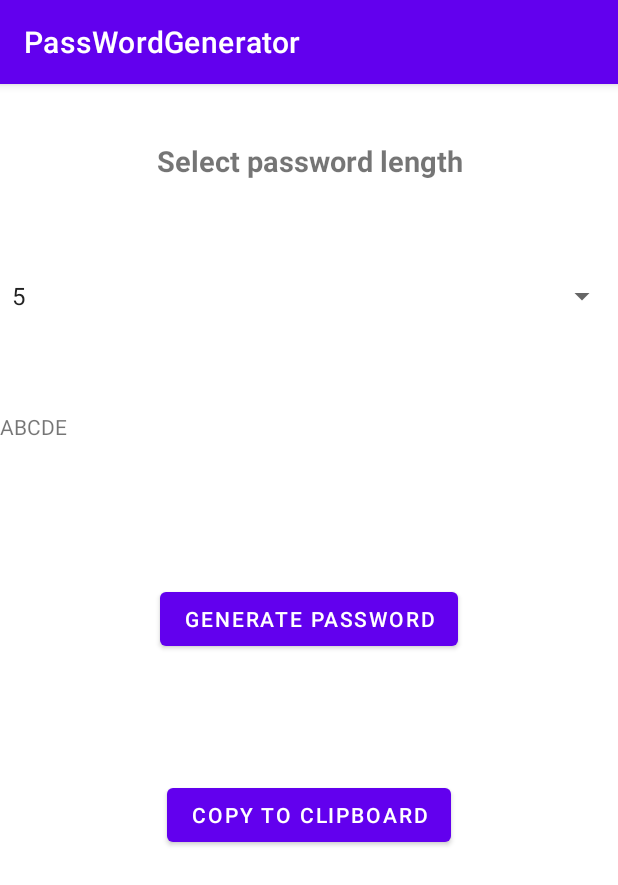
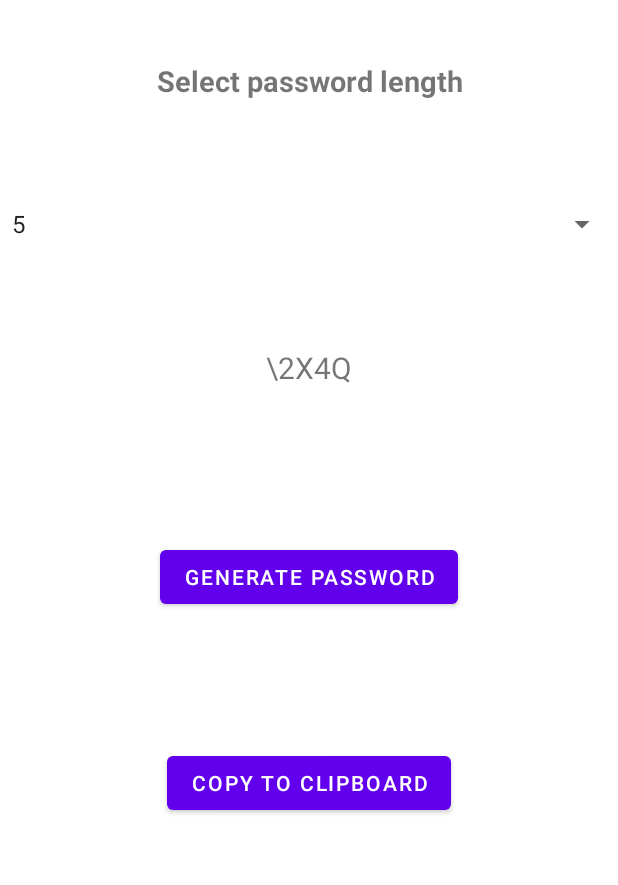
Before and after one commit to MazareanuGeorge/AndroidPasswordGenerator, an Android app: the screen it shows after launch (MainActivity), after a tap on "GENERATE PASSWORD", on a phone screen of 412 x 824 dp. Shown: the top 885 px of the screen. Run offline under Robolectric (Android 15) with nearby library versions, the phone set to English and light mode, and no system bars.

Commit message:
finalized app, creates a password of input length, also added a icon plus some text updates.

```diff
--- a/app/src/main/AndroidManifest.xml
+++ b/app/src/main/AndroidManifest.xml
@@ -4,7 +4,7 @@
 
     <application
         android:allowBackup="true"
-        android:icon="@mipmap/ic_launcher"
+        android:icon="@drawable/bestpicture"
         android:label="@string/app_name"
         android:roundIcon="@mipmap/ic_launcher_round"
         android:supportsRtl="true"
--- a/app/src/main/java/com/masterandroid/passwordgenerator/MainActivity.java
+++ b/app/src/main/java/com/masterandroid/passwordgenerator/MainActivity.java
@@ -2,6 +2,9 @@ package com.masterandroid.passwordgenerator;
 
 import androidx.appcompat.app.AppCompatActivity;
 
+import android.content.ClipData;
+import android.content.ClipboardManager;
+import android.content.Context;
 import android.os.Bundle;
 import android.util.Log;
 import android.view.View;
@@ -11,6 +14,8 @@ import android.widget.Button;
 import android.widget.Spinner;
 import android.widget.TextView;
 import android.widget.Toast;
+
+import java.util.Random;
 
 public class MainActivity extends AppCompatActivity implements AdapterView.OnItemSelectedListener {
     Button buttonGenPass;
@@ -25,6 +30,7 @@ public class MainActivity extends AppCompatActivity implements AdapterView.OnIte
         setContentView(R.layout.activity_main);
         buttonGenPass = findViewById(R.id.button_generate_password);
         password = findViewById(R.id.textPassGenerated);
+        buttonCpyClip = findViewById(R.id.button_copy_clipboard);
 
         spinnerNumber = (Spinner) findViewById(R.id.spinnerNumber);
         ArrayAdapter<CharSequence> adapter =
@@ -38,17 +44,21 @@ public class MainActivity extends AppCompatActivity implements AdapterView.OnIte
         buttonGenPass.setOnClickListener(new View.OnClickListener() {
             @Override
             public void onClick(View v) {
-                char [] parola = new char[number];
-                for( int i = 0;i < number ;i++) {
-                    parola [i] = (char)(65+i);
-                }
-                String txt = "";
-                for(int i = 0 ;i<number ;i++)
-                    txt = txt + parola[i];
-                password.setText(txt);
+                password.setText(generatePass(number));
             }
         });
-
+        buttonCpyClip.setOnClickListener(new View.OnClickListener() {
+            @Override
+            public void onClick(View v) {
+                String cpy = password.getText().toString();
+                ClipboardManager clipboardManager =
+                        (ClipboardManager)
+                                getSystemService
+                                (Context.CLIPBOARD_SERVICE);
+                ClipData clip = ClipData.newPlainText("Label", cpy);
+                clipboardManager.setPrimaryClip(clip);
+            }
+        });
     }
 
 
@@ -63,4 +73,30 @@ public class MainActivity extends AppCompatActivity implements AdapterView.OnIte
     public void onNothingSelected(AdapterView<?> parent) {
 
     }
+    public String generatePass(int nr){
+        Random rand = new Random();
+        char [] parola = new char[nr];
+        boolean ok = true;
+        for(int i=0 ; i < nr; i++){
+            if(ok == false){
+                ok = true;
+                parola[i] = Character.forDigit(rand.nextInt(9),10);
+                Log.i("nomer",String.valueOf(parola[i]));
+            }
+            else
+                if(ok == true)
+            {
+                ok = false;
+                parola[i] = (char)(rand.nextInt(53) + 72);
+            }
+        }
+        StringBuilder sb = new StringBuilder();
+        for(char c:parola)
+        {
+            sb.append(c);
+        }
+        String txt = sb.toString();
+        Log.i("Aicie",txt);
+        return txt;
+    }
 }
--- a/app/src/main/res/layout/activity_main.xml
+++ b/app/src/main/res/layout/activity_main.xml
@@ -48,6 +48,8 @@
         android:layout_width="match_parent"
         android:layout_height="wrap_content"
         android:text=""
+        android:gravity="center"
+        android:textSize="20sp"
         app:layout_constraintBottom_toBottomOf="parent"
         app:layout_constraintEnd_toEndOf="parent"
         app:layout_constraintHorizontal_bias="0.0"
--- a/app/src/main/res/values/themes.xml
+++ b/app/src/main/res/values/themes.xml
@@ -1,6 +1,6 @@
 <resources xmlns:tools="http://schemas.android.com/tools">
     <!-- Base application theme. -->
-    <style name="Theme.PassWordGenerator" parent="Theme.MaterialComponents.DayNight.DarkActionBar">
+    <style name="Theme.PassWordGenerator" parent="Theme.MaterialComponents.DayNight.NoActionBar">
         <!-- Primary brand color. -->
         <item name="colorPrimary">@color/purple_500</item>
         <item name="colorPrimaryVariant">@color/purple_700</item>
```
Also changed, not shown: app/src/main/res/drawable-v24/bestpicture.png (added).
